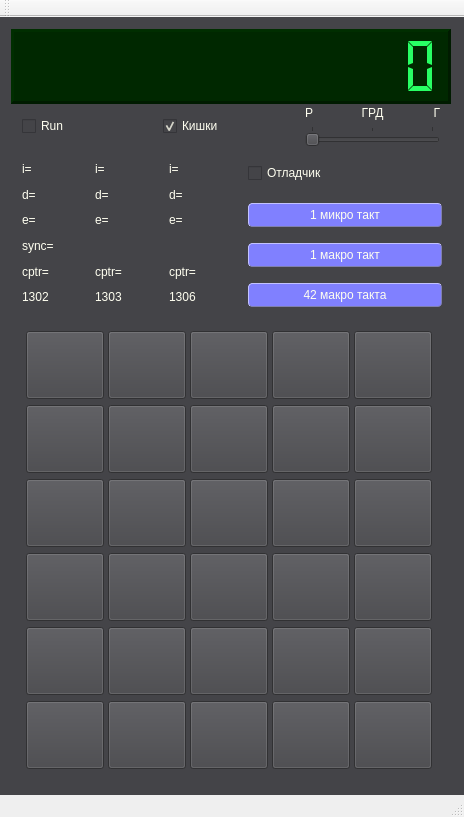
The window that pmkemu/mainwindow.ui (BigEd/emu145) describes before a commit, drawn with Qt 5.
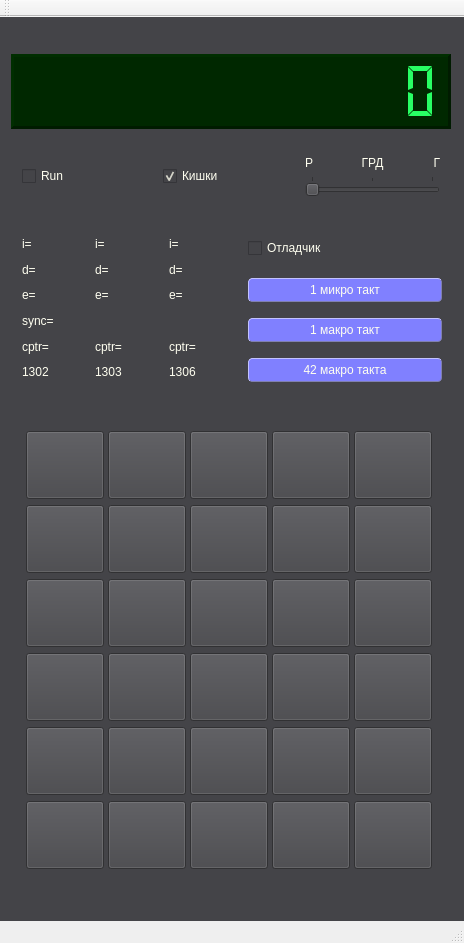
The same window after the commit. Icons and pictures are not drawn.

Diff of the .ui file:
```diff
--- a/pmkemu/mainwindow.ui
+++ b/pmkemu/mainwindow.ui
@@ -7,7 +7,7 @@
     <x>0</x>
     <y>0</y>
     <width>464</width>
-    <height>817</height>
+    <height>943</height>
    </rect>
   </property>
   <property name="sizePolicy">
```
